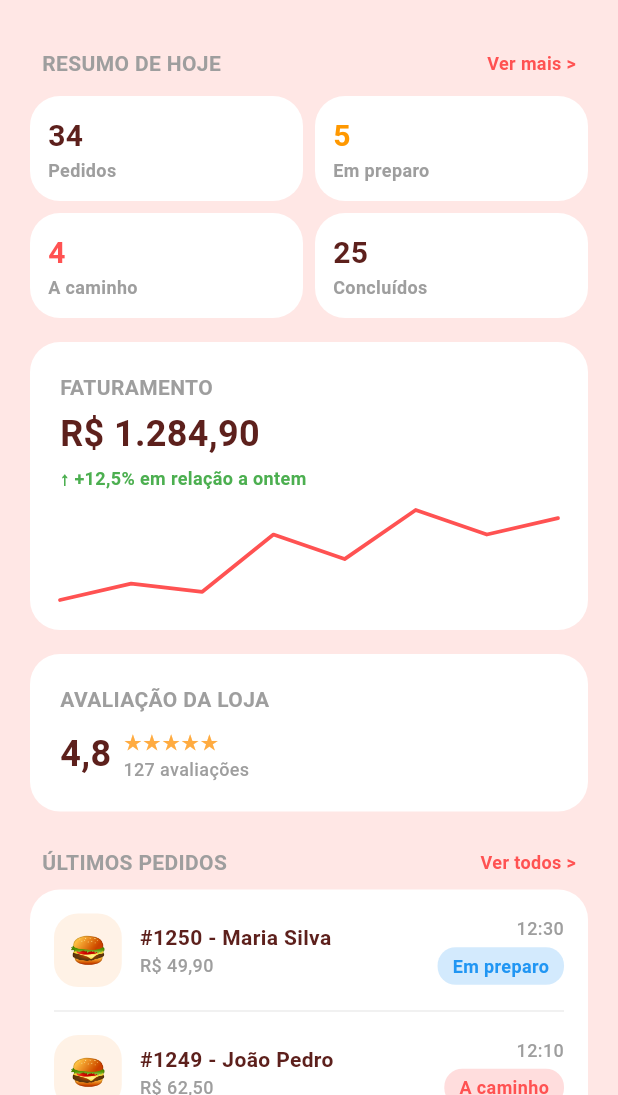
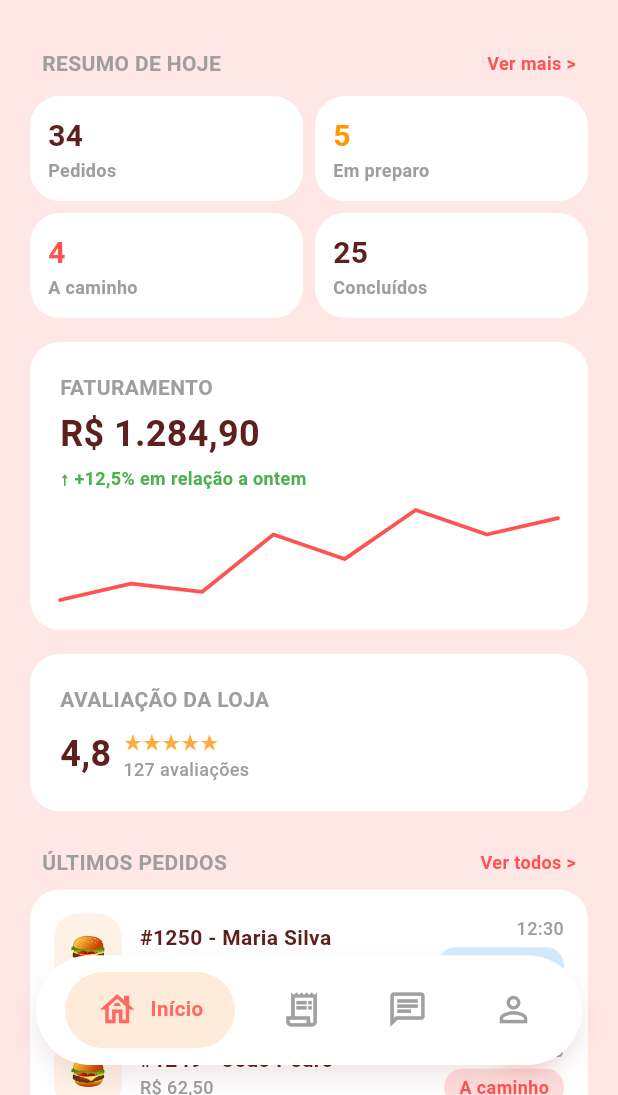
Before and after one commit to h3llsyn/Nhac-Lojas, a Flutter app: the screen it shows after launch, on a phone screen of 412 x 824 dp, the part 141-1236 px from its top. Run offline on Flutter 3.47's test engine with Material 3 defaults, Android fonts, the phone set to English and light mode, and no system bars; drawn by our look-alikes of fl_chart; our stand-ins replace flutter_screenutil.

Commit message:
navbar e scroll button criados, faltando arrumar design

```diff
--- /dev/null
+++ b/lib/components/navbar.dart
@@ -0,0 +1,175 @@
+import 'package:flutter/material.dart';
+import 'package:flutter_screenutil/flutter_screenutil.dart';
+
+class NavBarItem {
+  final IconData icon;
+  final String label;
+  final int badgeCount;
+
+  const NavBarItem({
+    required this.icon,
+    required this.label,
+    this.badgeCount = 0,
+  });
+}
+
+class FloatingNavBar extends StatelessWidget {
+  final List<NavBarItem> items;
+  final int selectedIndex;
+  final bool isCollapsed;
+  final ValueChanged<int> onItemTap;
+  final VoidCallback? onCollapsedTap;
+
+  const FloatingNavBar({
+    super.key,
+    required this.items,
+    required this.selectedIndex,
+    required this.onItemTap,
+    this.isCollapsed = false,
+    this.onCollapsedTap,
+  });
+
+  @override
+  Widget build(BuildContext context) {
+    return GestureDetector(
+      onTap: () {
+        if (isCollapsed) onCollapsedTap?.call();
+      },
+      child: AnimatedContainer(
+        duration: const Duration(milliseconds: 300),
+        curve: Curves.easeOutCubic,
+        height: 75.h,
+        decoration: BoxDecoration(
+          color: Colors.white,
+          borderRadius: BorderRadius.circular(50.r),
+          boxShadow: [
+            BoxShadow(
+              color: const Color(0xFF5D201C).withValues(alpha: 0.1),
+              blurRadius: 15.r,
+              offset: Offset(0, 9.h),
+            ),
+          ],
+        ),
+        child: ClipRRect(
+          borderRadius: BorderRadius.circular(50.r),
+          child: AnimatedCrossFade(
+            duration: const Duration(milliseconds: 300),
+            crossFadeState:
+                isCollapsed ? CrossFadeState.showSecond : CrossFadeState.showFirst,
+            alignment: Alignment.center,
+            layoutBuilder: (topChild, topChildKey, bottomChild, bottomChildKey) {
+              return Stack(
+                alignment: Alignment.center,
+                children: [
+                  Positioned(key: bottomChildKey, top: 0, bottom: 0, child: bottomChild),
+                  Positioned(key: topChildKey, child: topChild),
+                ],
+              );
+            },
+            firstChild: SizedBox(
+              width: MediaQuery.of(context).size.width - 48.w,
+              height: 75.h,
+              child: Row(
+                mainAxisAlignment: MainAxisAlignment.spaceEvenly,
+                children: [
+                  for (int i = 0; i < items.length; i++)
+                    _NavItem(
+                      item: items[i],
+                      isSelected: selectedIndex == i,
+                      onTap: () => onItemTap(i),
+                    ),
+                ],
+              ),
+            ),
+            secondChild: SizedBox(
+              width: 75.w,
+              height: 75.h,
+              child: Center(
+                child: Icon(
+                  items[selectedIndex].icon,
+                  size: 28.sp,
+                  color: const Color(0xFFFF6961),
+                ),
+              ),
+            ),
+          ),
+        ),
+      ),
+    );
+  }
+}
+
+class _NavItem extends StatelessWidget {
+  final NavBarItem item;
+  final bool isSelected;
+  final VoidCallback onTap;
+
+  const _NavItem({
+    required this.item,
+    required this.isSelected,
+    required this.onTap,
+  });
+
+  @override
+  Widget build(BuildContext context) {
+    return GestureDetector(
+      onTap: onTap,
+      child: AnimatedContainer(
+        duration: const Duration(milliseconds: 400),
+        curve: Curves.fastOutSlowIn,
+        padding: EdgeInsets.symmetric(
+          horizontal: isSelected ? 20.w : 12.w,
+          vertical: 12.h,
+        ),
+        decoration: BoxDecoration(
+          color: isSelected ? const Color(0xFFFFEBD9) : Colors.transparent,
+          borderRadius: BorderRadius.circular(50.r),
+        ),
+        child: Row(
+          mainAxisSize: MainAxisSize.min,
+          children: [
+            item.badgeCount > 0
+                ? Badge(
+                    label: Text(item.badgeCount.toString()),
+                    backgroundColor: const Color(0xFFFF6961),
+                    child: Icon(
+                      item.icon,
+                      size: 28.sp,
+                      color: isSelected
+                          ? const Color(0xFFFF6961)
+                          : const Color(0xFFA0A0A0),
+                    ),
+                  )
+                : Icon(
+                    item.icon,
+                    size: 28.sp,
+                    color: isSelected
+                        ? const Color(0xFFFF6961)
+                        : const Color(0xFFA0A0A0),
+                  ),
+            AnimatedSize(
+              duration: const Duration(milliseconds: 400),
+              curve: Curves.fastOutSlowIn,
+              child: SizedBox(
+                width: isSelected ? null : 0,
+                child: isSelected
+                    ? Padding(
+                        padding: EdgeInsets.only(left: 8.w),
+                        child: Text(
+                          item.label,
+                          style: TextStyle(
+                            color: const Color(0xFFFF6961),
+                            fontWeight: FontWeight.w600,
+                            fontSize: 14.sp,
+                          ),
+                        ),
+                      )
+                    : const SizedBox.shrink(),
+              ),
+            ),
+          ],
+        ),
+      ),
+    );
+  }
+}
--- /dev/null
+++ b/lib/components/scroll_top_button.dart
@@ -0,0 +1,64 @@
+import 'package:flutter/material.dart';
+import 'package:flutter_screenutil/flutter_screenutil.dart';
+
+/// Botão circular flutuante "voltar ao topo".
+///
+/// Não sabe nada sobre scroll — quem hospeda decide quando [visible] é true
+/// (normalmente ligado ao mesmo _isScrolledDown que colapsa a FloatingNavBar)
+/// e o que acontece no toque via [onTap] (ex: scrollController.animateTo(0)).
+class ScrollToTopButton extends StatelessWidget {
+  final bool visible;
+  final VoidCallback onTap;
+
+  /// Distância do fundo da tela quando VISÍVEL (acima da navbar colapsada).
+  final double bottomOffsetVisible;
+
+  /// Distância do fundo da tela quando ESCONDIDO (perto da navbar expandida,
+  /// ainda ocupa espaço mas fica sem interação).
+  final double bottomOffsetHidden;
+
+  const ScrollToTopButton({
+    super.key,
+    required this.visible,
+    required this.onTap,
+    this.bottomOffsetVisible = 101,
+    this.bottomOffsetHidden = 22.5,
+  });
+
+  @override
+  Widget build(BuildContext context) {
+    final bottomPadding = MediaQuery.of(context).padding.bottom;
+
+    return AnimatedPositioned(
+      duration: const Duration(milliseconds: 300),
+      curve: Curves.easeOutCubic,
+      bottom: visible
+          ? (bottomPadding + bottomOffsetVisible.h)
+          : (bottomPadding + bottomOffsetHidden.h),
+      right: 24.w + 12.5.w,
+      child: GestureDetector(
+        onTap: visible ? onTap : null,
+        child: Container(
+          width: 50.w,
+          height: 50.w,
+          decoration: BoxDecoration(
+            color: const Color(0xFFFF6961),
+            shape: BoxShape.circle,
+            boxShadow: [
+              BoxShadow(
+                color: const Color(0xFFFF6961).withValues(alpha: 0.3),
+                blurRadius: 10.r,
+                offset: Offset(0, 4.h),
+              ),
+            ],
+          ),
+          child: Icon(
+            Icons.arrow_upward_rounded,
+            color: Colors.white,
+            size: 24.sp,
+          ),
+        ),
+      ),
+    );
+  }
+}
--- a/lib/main.dart
+++ b/lib/main.dart
@@ -1,5 +1,6 @@
 import 'package:flutter/material.dart';
-import 'package:nhac_lojas/pages/home_page.dart';
+import 'package:flutter_screenutil/flutter_screenutil.dart';
+import 'package:nhac_lojas/pages/main_shell.dart';
 
 void main() {
   runApp(const MainApp());
@@ -10,8 +11,13 @@ class MainApp extends StatelessWidget {
 
   @override
   Widget build(BuildContext context) {
+    return ScreenUtilInit(
+      designSize: const Size(390, 844),
+      minTextAdapt: true,
+      splitScreenMode: true,
+      builder: (context, child) {
         return MaterialApp(
-      home: HomePage(),
+          home: const MainShell(),
           theme: ThemeData(
             scaffoldBackgroundColor: Color.fromARGB(255, 255, 231, 229),
             textTheme: TextTheme(
@@ -19,5 +25,7 @@ class MainApp extends StatelessWidget {
             )
           ),
         );
+      },
+    );
   }
 }
--- a/lib/pages/home_page.dart
+++ b/lib/pages/home_page.dart
@@ -8,10 +8,9 @@ class HomePage extends StatelessWidget {
 
   @override
   Widget build(BuildContext context) {
-    return Scaffold(
-      body: SingleChildScrollView(
+    return SingleChildScrollView(
       child: Padding(
-          padding: const EdgeInsets.symmetric(vertical: 46, horizontal: 20),
+        padding: const EdgeInsets.fromLTRB(20, 46, 20, 110),
         child: Column(
           crossAxisAlignment: CrossAxisAlignment.start,
           children: [
@@ -321,7 +320,6 @@ class HomePage extends StatelessWidget {
           ],
         ),
       ),
-      ),
     );
   }
 }
--- /dev/null
+++ b/lib/pages/main_shell.dart
@@ -0,0 +1,95 @@
+import 'package:flutter/material.dart';
+import 'package:nhac_lojas/components/navbar.dart';
+import 'package:nhac_lojas/components/scroll_top_button.dart';
+import 'package:nhac_lojas/pages/home_page.dart';
+
+class MainShell extends StatefulWidget {
+  const MainShell({super.key});
+
+  @override
+  State<MainShell> createState() => _MainShellState();
+}
+
+class _MainShellState extends State<MainShell> {
+  int _selectedIndex = 0;
+  bool _isScrolledDown = false;
+  final _scrollController = ScrollController();
+
+  final _items = const [
+    NavBarItem(icon: Icons.house_outlined, label: 'Início'),
+    NavBarItem(icon: Icons.receipt_long_outlined, label: 'Pedidos'),
+    NavBarItem(icon: Icons.chat_outlined, label: 'Chat'),
+    NavBarItem(icon: Icons.person_outline, label: 'Perfil'),
+  ];
+
+  final List<Widget> _pages = const [
+    HomePage(),
+    Center(child: Text('Pedidos')),
+    Center(child: Text('Chat')),
+    Center(child: Text('Perfil')),
+  ];
+
+  void _onNavTap(int index) {
+    setState(() => _selectedIndex = index);
+  }
+
+  void _scrollToTop() {
+    _scrollController.animateTo(
+      0,
+      duration: const Duration(milliseconds: 400),
+      curve: Curves.easeOutCubic,
+    );
+  }
+
+  @override
+  void dispose() {
+    _scrollController.dispose();
+    super.dispose();
+  }
+
+  @override
+  Widget build(BuildContext context) {
+    return Scaffold(
+      body: NotificationListener<ScrollNotification>(
+        onNotification: (notification) {
+          if (notification is ScrollUpdateNotification &&
+              notification.metrics.axis == Axis.vertical) {
+            if (notification.metrics.pixels > 150 && !_isScrolledDown) {
+              setState(() => _isScrolledDown = true);
+            } else if (notification.metrics.pixels <= 150 && _isScrolledDown) {
+              setState(() => _isScrolledDown = false);
+            }
+          }
+          return false;
+        },
+        child: PrimaryScrollController(
+          controller: _scrollController,
+          child: Stack(
+            children: [
+              IndexedStack(
+                index: _selectedIndex,
+                children: _pages,
+              ),
+              ScrollToTopButton(
+                visible: _isScrolledDown && _selectedIndex == 0,
+                onTap: _scrollToTop,
+              ),
+              Positioned(
+                left: 24,
+                right: 24,
+                bottom: 20,
+                child: FloatingNavBar(
+                  items: _items,
+                  selectedIndex: _selectedIndex,
+                  isCollapsed: _isScrolledDown,
+                  onItemTap: _onNavTap,
+                  onCollapsedTap: _scrollToTop,
+                ),
+              ),
+            ],
+          ),
+        ),
+      ),
+    );
+  }
+}
--- a/pubspec.yaml
+++ b/pubspec.yaml
@@ -15,6 +15,7 @@ dev_dependencies:
   flutter_test:
     sdk: flutter
   flutter_lints: ^6.0.0
+  flutter_screenutil: ^5.9.3
 
 flutter:
   uses-material-design: true
```
Also changed, not shown: pubspec.lock. Lines whose indentation alone changed are shown as unchanged.
